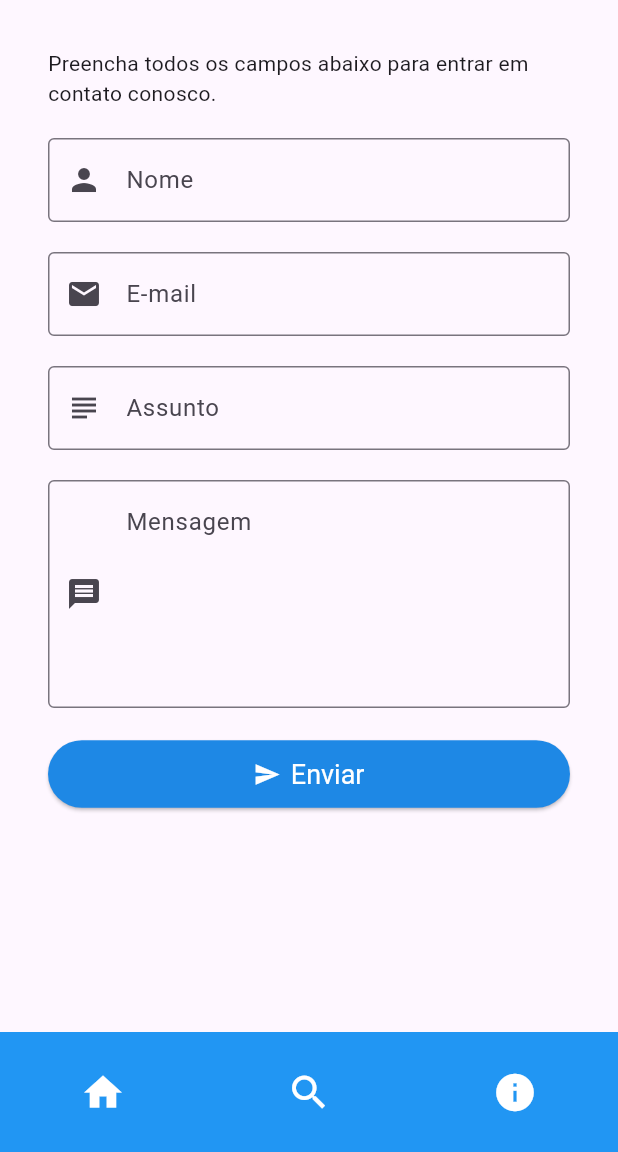
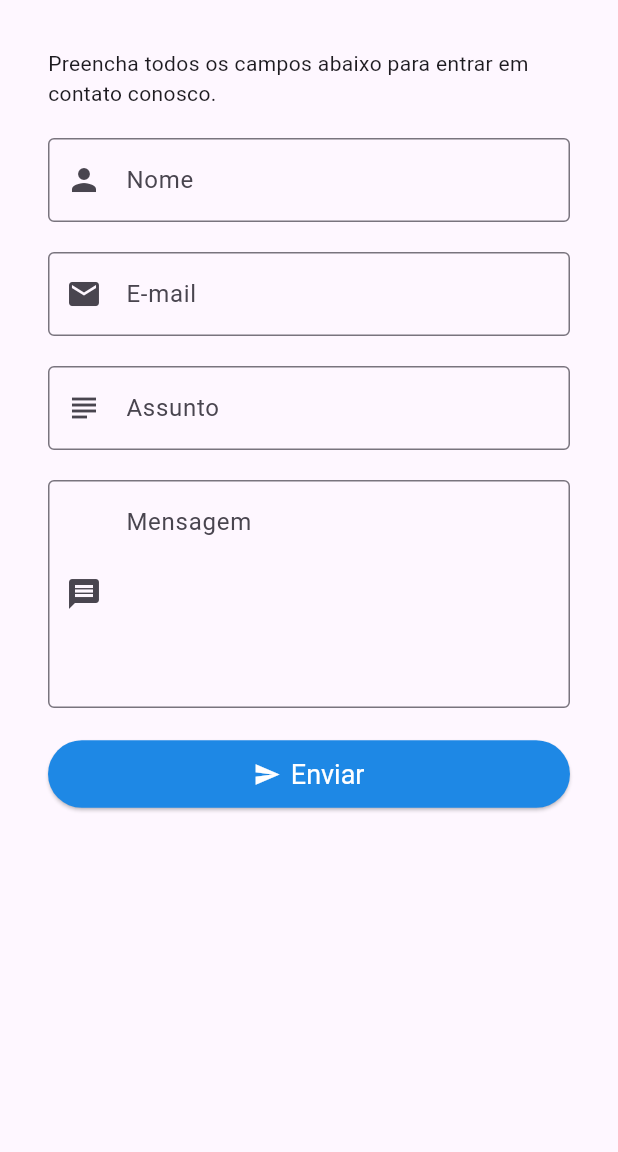
Before and after one commit to CarlosRaimundo907/Fluttinho, a Flutter app: the ContactsPage screen opened by its route, on a phone screen of 412 x 824 dp, the part 84-1236 px from its top. Run offline on Flutter 3.47's test engine with Material 3 defaults, Android fonts, the phone set to English and light mode, and no system bars; our stand-ins replace dio, firebase_auth, firebase_core; accounts and stored records are empty; network calls fail.

Commit message:
FB login

```diff
--- a/lib/pages/model_page.dart
+++ b/lib/pages/_model_page.dart
@@ -8,7 +8,6 @@ import 'package:flutter/material.dart';
 import 'package:dio/dio.dart';
 
 import '../template/myappbar.dart';
-import '../template/myfooter.dart';
 import '../template/mydrawer.dart';
 
 // Instância privada (private) do Dio
@@ -52,7 +51,6 @@ class _ModelPage extends State<ModelPage> {
               padding: const EdgeInsets.all(32.0),
               child: _pageContent(),
             ),
-            bottomNavigationBar: const MyBottomNavBar(),
           );
         }
       },
--- a/lib/pages/contacts_page.dart
+++ b/lib/pages/contacts_page.dart
@@ -9,7 +9,6 @@ import 'package:intl/intl.dart'; // Adicionado para formatação de data
 
 import '../template/config.dart';
 import '../template/myappbar.dart';
-import '../template/myfooter.dart';
 import '../template/mydrawer.dart';
 import '../template/apptools.dart';
 
@@ -70,7 +69,6 @@ class _ContactsPage extends State<ContactsPage> {
               padding: const EdgeInsets.all(32.0),
               child: _buildContactForm(),
             ),
-            bottomNavigationBar: const MyBottomNavBar(),
           );
         }
       },
--- a/lib/pages/info_page.dart
+++ b/lib/pages/info_page.dart
@@ -7,7 +7,6 @@ import 'package:flutter/material.dart';
 import 'package:dio/dio.dart';
 
 import '../template/myappbar.dart';
-import '../template/myfooter.dart';
 import '../template/mydrawer.dart';
 
 // Instância privada (private) do Dio
@@ -51,7 +50,6 @@ class _InfoPage extends State<InfoPage> {
               padding: const EdgeInsets.all(32.0),
               child: _pageContent(),
             ),
-            bottomNavigationBar: const MyBottomNavBar(),
           );
         }
       },
--- a/lib/pages/policies_page.dart
+++ b/lib/pages/policies_page.dart
@@ -7,7 +7,6 @@ import 'package:flutter/material.dart';
 import 'package:dio/dio.dart';
 
 import '../template/myappbar.dart';
-import '../template/myfooter.dart';
 import '../template/mydrawer.dart';
 
 // Instância privada (private) do Dio
@@ -51,7 +50,6 @@ class _PoliciesPage extends State<PoliciesPage> {
               padding: const EdgeInsets.all(32.0),
               child: _pageContent(),
             ),
-            bottomNavigationBar: const MyBottomNavBar(),
           );
         }
       },
--- a/lib/pages/profile_page.dart
+++ b/lib/pages/profile_page.dart
@@ -10,11 +10,8 @@ import 'package:intl/intl.dart';
 import 'package:firebase_auth/firebase_auth.dart';
 import 'package:url_launcher/url_launcher.dart';
 
-import '../template/config.dart';
 import '../template/myappbar.dart';
-import '../template/myfooter.dart';
 import '../template/mydrawer.dart';
-import '../template/apptools.dart';
 
 // Instância privada do Dio
 final Dio _dio = Dio();
@@ -92,7 +89,6 @@ class _ProfilePage extends State<ProfilePage> {
               padding: const EdgeInsets.all(32.0),
               child: content,
             ),
-            bottomNavigationBar: const MyBottomNavBar(),
           );
         }
       },
--- a/lib/template/myfooter.dart
+++ /dev/null
@@ -1,74 +0,0 @@
-library;
-
-/// Rodapé
-/// Pode ser usado em qualquer página. Exemplo de uso:
-/// return Scafold (
-///     bottomNavigationBar: MyBottomNavBar()
-///     ...
-/// )
-
-import 'package:flutter/material.dart';
-
-class MyBottomNavBar extends StatelessWidget {
-  const MyBottomNavBar({super.key});
-
-  @override
-  Widget build(BuildContext context) {
-    return BottomAppBar(
-      padding: EdgeInsetsGeometry.zero,
-      color: Colors.blue, // Cor de fundo do BottomAppBar
-      // Ajuste a altura do BottomAppBar envolvendo o Row em um SizedBox
-      child: SizedBox(
-        height: 0.0, // <-- Defina a altura desejada aqui (valor padrão é 56.0)
-        child: Row(
-          mainAxisAlignment: MainAxisAlignment.spaceAround,
-          // Distribui os itens uniformemente
-          children: <Widget>[
-            IconButton(
-              // Cor do ícone
-              color: Colors.white,
-              // Ao passar mouse
-              hoverColor: Colors.orange,
-              // Ao pressionar
-              highlightColor: Colors.black,
-              // Ícone de casa
-              icon: const Icon(Icons.home),
-              // Tamanho do ícone
-              iconSize: 30.0,
-              // Ao para o moue, mostra o text
-              tooltip: 'Página Inicial',
-              // Navegar para a página inicial.
-              onPressed: () {
-                Navigator.pushNamed(context, '/');
-              },
-            ),
-            IconButton(
-              icon: const Icon(Icons.search),
-              color: Colors.white,
-              hoverColor: Colors.orange,
-              highlightColor: Colors.black,
-              iconSize: 30.0,
-              onPressed: () {
-                Navigator.pushNamed(context, '/search');
-              },
-              // onPressed
-              tooltip: 'Pesquisar',
-            ),
-            IconButton(
-              icon: const Icon(Icons.info),
-              color: Colors.white,
-              hoverColor: Colors.orange,
-              highlightColor: Colors.black,
-              iconSize: 30.0,
-              onPressed: () {
-                Navigator.pushNamed(context, '/info');
-              },
-              // onPressed
-              tooltip: 'Informações',
-            ),
-          ], // children
-        ), // Row
-      ), // SizedBox
-    ); // BottomAppBar
-  } // build
-} // MyBottomNavBar
```
Also changed, not shown: google-services.json (deleted, +0 -69 lines), lib/main.dart (+3 -8 lines), firebase.json, 1 other file.
